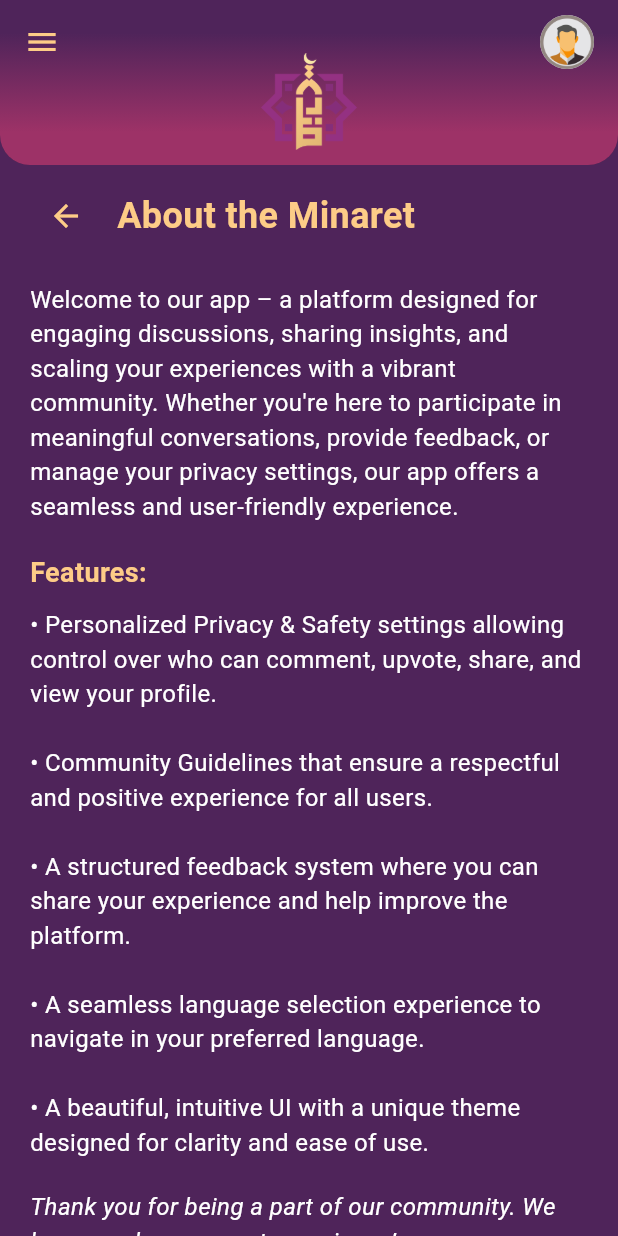
After one commit to dojosgithub/the-minaret, a Flutter app: the AboutScreen screen opened directly, on a phone screen of 412 x 824 dp. The commit adds this screen. Run offline on Flutter 3.47's test engine with Material 3 defaults, Android fonts, the phone set to English and light mode, and no system bars.

Commit message:
Add about  screen

```diff
--- /dev/null
+++ b/lib/screens/about_screen.dart
@@ -0,0 +1,83 @@
+import 'package:flutter/material.dart';
+import '../widgets/top_bar.dart';
+
+class AboutScreen extends StatelessWidget {
+  const AboutScreen({super.key});
+
+  @override
+  Widget build(BuildContext context) {
+    return Scaffold(
+      backgroundColor: const Color(0xFF4F245A),
+
+      // Top Bar with Back & Profile
+      appBar: TopBar(
+        onMenuPressed: () => Navigator.pop(context),
+        onProfilePressed: () {},
+        profileImage: 'assets/profile_picture.png',
+      ),
+
+      body: Padding(
+        padding: const EdgeInsets.symmetric(horizontal: 20),
+        child: SingleChildScrollView(  // Prevents content overflow
+          child: Column(
+            crossAxisAlignment: CrossAxisAlignment.start,
+            children: [
+              // Back Arrow & Title
+              const SizedBox(height: 10),
+              Row(
+                children: [
+                  IconButton(
+                    icon: const Icon(Icons.arrow_back, color: Color(0xFFFDCC87)),
+                    onPressed: () => Navigator.pop(context),
+                  ),
+                  const SizedBox(width: 10),
+                  const Text(
+                    "About the Minaret",
+                    style: TextStyle(
+                      color: Color(0xFFFDCC87),
+                      fontSize: 24,
+                      fontWeight: FontWeight.bold,
+                    ),
+                  ),
+                ],
+              ),
+              const SizedBox(height: 20),
+
+              // App Description
+              const Text(
+                "Welcome to our app – a platform designed for engaging discussions, sharing insights, and scaling your experiences with a vibrant community. Whether you're here to participate in meaningful conversations, provide feedback, or manage your privacy settings, our app offers a seamless and user-friendly experience.",
+                style: TextStyle(color: Colors.white, fontSize: 16),
+              ),
+              const SizedBox(height: 20),
+
+              const Text(
+                "Features:",
+                style: TextStyle(
+                  color: Color(0xFFFDCC87),
+                  fontSize: 18,
+                  fontWeight: FontWeight.bold,
+                ),
+              ),
+              const SizedBox(height: 10),
+
+              const Text(
+                "• Personalized Privacy & Safety settings allowing control over who can comment, upvote, share, and view your profile.\n\n"
+                "• Community Guidelines that ensure a respectful and positive experience for all users.\n\n"
+                "• A structured feedback system where you can share your experience and help improve the platform.\n\n"
+                "• A seamless language selection experience to navigate in your preferred language.\n\n"
+                "• A beautiful, intuitive UI with a unique theme designed for clarity and ease of use.",
+                style: TextStyle(color: Colors.white, fontSize: 16),
+              ),
+              const SizedBox(height: 20),
+
+              const Text(
+                "Thank you for being a part of our community. We hope you have a great experience!",
+                style: TextStyle(color: Colors.white, fontSize: 16, fontStyle: FontStyle.italic),
+              ),
+            ],
+          ),
+        ),
+      ),
+    );
+  }
+}
--- a/lib/screens/menu_screen.dart
+++ b/lib/screens/menu_screen.dart
@@ -4,6 +4,7 @@ import 'language_screen.dart';
 import 'feedback_screen.dart';
 import 'community_guidelines_screen.dart';
 import 'privacy_and_safety_screen.dart';
+import 'about_screen.dart';
 import '../widgets/top_bar.dart';
 
 class MenuScreen extends StatelessWidget {
@@ -81,7 +82,12 @@ class MenuScreen extends StatelessWidget {
                       MaterialPageRoute(builder: (context) => const PrivacySafetyScreen()),
                     );
                   }),
-                  _buildMenuItem(context, "About the Minaret", Icons.info_outline, () {}),
+                  _buildMenuItem(context, "About the Minaret", Icons.info_outline, () {
+                      Navigator.push(
+                      context,
+                      MaterialPageRoute(builder: (context) => const AboutScreen()),
+                    );
+                  }),
                 ],
               ),
             ),
--- a/lib/screens/privacy_and_safety_screen.dart
+++ b/lib/screens/privacy_and_safety_screen.dart
@@ -1,5 +1,4 @@
 import 'dart:ui';
-import 'dart:math' as math;
 import 'package:flutter/material.dart';
 import '../widgets/top_bar.dart';
 
```
